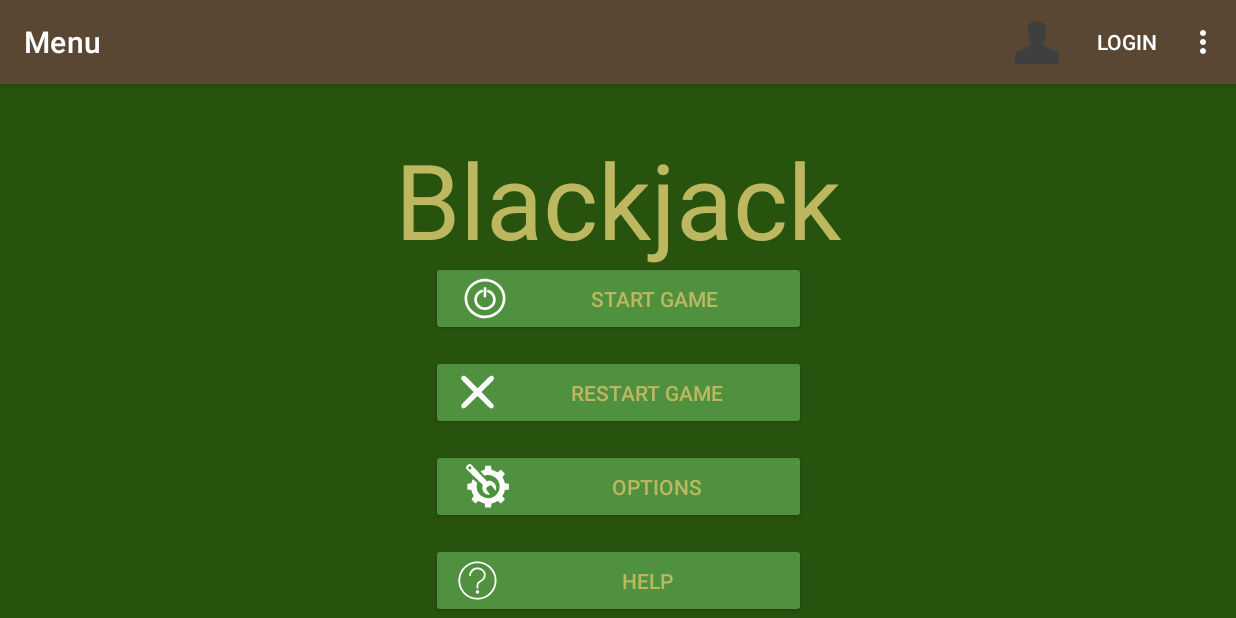
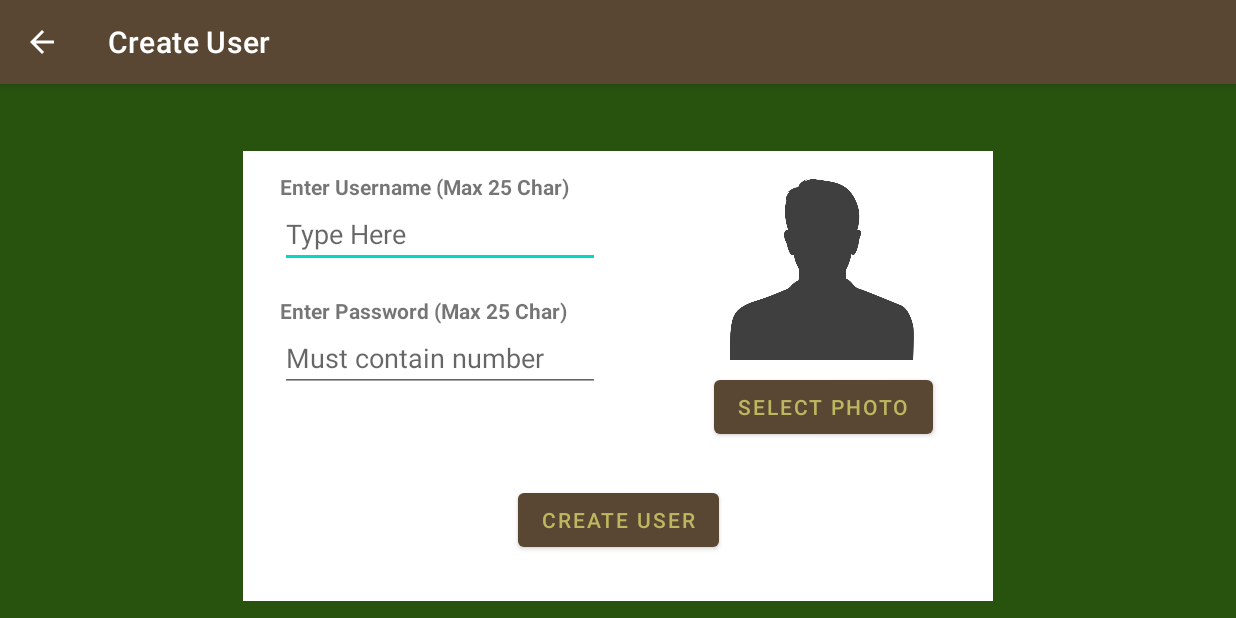
Before and after one commit to mattfung99/app-Blackjack, an Android app: the screen it shows after launch (MainActivity before the commit, CreateUserActivity after it), in the options menu, after a tap on "Create user", on a phone screen of 824 x 412 dp (held sideways). Run offline under Robolectric (Android 15) with nearby library versions, the phone set to English and light mode, and no system bars; Roboto replaces fonts that are not available here.

Commit message:
Implement issue-6-Create-UI-for_Create_User_Screen

```diff
--- a/app/src/main/AndroidManifest.xml
+++ b/app/src/main/AndroidManifest.xml
@@ -23,10 +23,15 @@
         <activity
             android:name=".ui.UserLoginActivity"
             android:label="@string/login_activity_name"
+            android:parentActivityName=".ui.MainActivity"
             android:screenOrientation="landscape"
+            android:theme="@style/Theme.App_blackjack" />
+        <activity
+            android:name=".ui.CreateUserActivity"
+            android:label="@string/create_user_activity_name"
             android:parentActivityName=".ui.MainActivity"
+            android:screenOrientation="landscape"
             android:theme="@style/Theme.App_blackjack" />
-
         <meta-data
             android:name="preloaded_fonts"
             android:resource="@array/preloaded_fonts" />
--- /dev/null
+++ b/app/src/main/java/com/example/app_blackjack/ui/CreateUserActivity.java
@@ -0,0 +1,22 @@
+package com.example.app_blackjack.ui;
+
+import android.content.Context;
+import android.content.Intent;
+import android.os.Bundle;
+import androidx.appcompat.app.AppCompatActivity;
+import com.example.app_blackjack.R;
+import java.util.Objects;
+
+public class CreateUserActivity extends AppCompatActivity {
+
+    @Override
+    protected void onCreate(Bundle savedInstanceState) {
+        super.onCreate(savedInstanceState);
+        setContentView(R.layout.activity_create_user);
+        Objects.requireNonNull(getSupportActionBar()).setDisplayHomeAsUpEnabled(true);
+    }
+
+    public static Intent makeIntent(Context context) {
+        return new Intent(context, CreateUserActivity.class);
+    }
+}
--- a/app/src/main/java/com/example/app_blackjack/ui/MainActivity.java
+++ b/app/src/main/java/com/example/app_blackjack/ui/MainActivity.java
@@ -36,10 +36,10 @@ public class MainActivity extends AppCompatActivity {
                 Intent loginIntent = UserLoginActivity.makeIntent(MainActivity.this);
                 startActivity(loginIntent);
                 break;
-//            case R.id.action_create_user:
-//                Intent createUserIntent = CreateUserActivity.makeIntent(MainActivity.this);
-//                startActivity(createUserIntent);
-//                break;
+            case R.id.action_create_user:
+                Intent createUserIntent = CreateUserActivity.makeIntent(MainActivity.this);
+                startActivity(createUserIntent);
+                break;
         }
         return super.onOptionsItemSelected(item);
     }
--- a/app/src/main/java/com/example/app_blackjack/ui/UserLoginActivity.java
+++ b/app/src/main/java/com/example/app_blackjack/ui/UserLoginActivity.java
@@ -3,6 +3,7 @@ package com.example.app_blackjack.ui;
 import android.content.Context;
 import android.content.Intent;
 import android.os.Bundle;
+import android.widget.TextView;
 import androidx.appcompat.app.AppCompatActivity;
 import com.example.app_blackjack.R;
 import java.util.Objects;
@@ -14,6 +15,24 @@ public class UserLoginActivity extends AppCompatActivity {
         super.onCreate(savedInstanceState);
         setContentView(R.layout.activity_user_login);
         Objects.requireNonNull(getSupportActionBar()).setDisplayHomeAsUpEnabled(true);
+        setupButtons();
+    }
+
+    private void setupButtons() {
+        setupLoginButton();
+        setupCreateAccountButton();
+    }
+
+    private void setupLoginButton() {
+
+    }
+
+    private void setupCreateAccountButton() {
+        TextView textCreateAccount = (TextView) findViewById(R.id.textCreateAccount);
+        textCreateAccount.setOnClickListener(v -> {
+            Intent createUserIntent = CreateUserActivity.makeIntent(UserLoginActivity.this);
+            startActivity(createUserIntent);
+        });
     }
 
     public static Intent makeIntent(Context context) {
--- /dev/null
+++ b/app/src/main/res/layout/activity_create_user.xml
@@ -0,0 +1,144 @@
+<?xml version="1.0" encoding="utf-8"?>
+<androidx.constraintlayout.widget.ConstraintLayout xmlns:android="http://schemas.android.com/apk/res/android"
+    xmlns:app="http://schemas.android.com/apk/res-auto"
+    xmlns:tools="http://schemas.android.com/tools"
+    android:id="@+id/linearLayout"
+    android:layout_width="match_parent"
+    android:layout_height="match_parent"
+    android:background="@drawable/menu_background">
+
+    <androidx.constraintlayout.widget.ConstraintLayout
+        android:id="@+id/layout_account_fields"
+        android:layout_width="500dp"
+        android:layout_height="300dp"
+        android:background="#FFFFFF"
+        app:layout_constraintBottom_toBottomOf="parent"
+        app:layout_constraintEnd_toEndOf="parent"
+        app:layout_constraintStart_toStartOf="parent"
+        app:layout_constraintTop_toTopOf="parent"
+        app:layout_constraintVertical_bias="0.9">
+
+        <TextView
+            android:id="@+id/textEnterUsername"
+            android:layout_width="wrap_content"
+            android:layout_height="wrap_content"
+            android:text="@string/text_enter_username"
+            android:textStyle="bold"
+            app:layout_constraintBottom_toBottomOf="parent"
+            app:layout_constraintEnd_toEndOf="parent"
+            app:layout_constraintHorizontal_bias="0.08"
+            app:layout_constraintStart_toStartOf="parent"
+            app:layout_constraintTop_toTopOf="parent"
+            app:layout_constraintVertical_bias="0.05" />
+
+        <EditText
+            android:id="@+id/editTextUsername"
+            android:layout_width="wrap_content"
+            android:layout_height="wrap_content"
+            android:autofillHints=""
+            android:ems="10"
+            android:hint="@string/hint_username_limit"
+            android:inputType="textPersonName"
+            app:layout_constraintBottom_toBottomOf="parent"
+            app:layout_constraintEnd_toEndOf="parent"
+            app:layout_constraintHorizontal_bias="0.086"
+            app:layout_constraintStart_toStartOf="parent"
+            app:layout_constraintTop_toTopOf="parent"
+            app:layout_constraintVertical_bias="0.129" />
+
+        <TextView
+            android:id="@+id/textUsernameTaken"
+            android:layout_width="wrap_content"
+            android:layout_height="wrap_content"
+            android:textColor="#F44336"
+            android:textStyle="italic"
+            app:layout_constraintBottom_toBottomOf="parent"
+            app:layout_constraintEnd_toEndOf="parent"
+            app:layout_constraintHorizontal_bias="0.05"
+            app:layout_constraintStart_toStartOf="parent"
+            app:layout_constraintTop_toTopOf="parent"
+            app:layout_constraintVertical_bias="0.277" />
+
+        <TextView
+            android:id="@+id/textEnterPassword"
+            android:layout_width="wrap_content"
+            android:layout_height="wrap_content"
+            android:text="@string/text_enter_password"
+            android:textStyle="bold"
+            app:layout_constraintBottom_toBottomOf="parent"
+            app:layout_constraintEnd_toEndOf="parent"
+            app:layout_constraintHorizontal_bias="0.08"
+            app:layout_constraintStart_toStartOf="parent"
+            app:layout_constraintTop_toTopOf="parent"
+            app:layout_constraintVertical_bias="0.345" />
+
+        <EditText
+            android:id="@+id/editTextPassword"
+            android:layout_width="wrap_content"
+            android:layout_height="wrap_content"
+            android:autofillHints=""
+            android:ems="10"
+            android:hint="@string/hint_password_limit"
+            android:inputType="textPassword"
+            app:layout_constraintBottom_toBottomOf="parent"
+            app:layout_constraintEnd_toEndOf="parent"
+            app:layout_constraintHorizontal_bias="0.086"
+            app:layout_constraintStart_toStartOf="parent"
+            app:layout_constraintTop_toTopOf="parent"
+            app:layout_constraintVertical_bias="0.454" />
+
+        <TextView
+            android:id="@+id/textInvalidPassword"
+            android:layout_width="wrap_content"
+            android:layout_height="wrap_content"
+            android:textColor="#F44336"
+            android:textStyle="italic"
+            app:layout_constraintBottom_toBottomOf="parent"
+            app:layout_constraintEnd_toEndOf="parent"
+            app:layout_constraintHorizontal_bias="0.05"
+            app:layout_constraintStart_toStartOf="parent"
+            app:layout_constraintTop_toTopOf="parent"
+            app:layout_constraintVertical_bias="0.572" />
+
+        <Button
+            android:id="@+id/btnCreateUser"
+            android:layout_width="wrap_content"
+            android:layout_height="wrap_content"
+            android:text="@string/btn_create_user"
+            android:textColor="@color/default_text_color"
+            app:layout_constraintBottom_toBottomOf="parent"
+            app:layout_constraintEnd_toEndOf="parent"
+            app:layout_constraintHorizontal_bias="0.5"
+            app:layout_constraintStart_toStartOf="parent"
+            app:layout_constraintTop_toTopOf="parent"
+            app:layout_constraintVertical_bias="0.88" />
+
+        <ImageView
+            android:id="@+id/user_profile_picture"
+            android:layout_width="143dp"
+            android:layout_height="123dp"
+            app:layout_constraintBottom_toBottomOf="parent"
+            app:layout_constraintEnd_toEndOf="parent"
+            app:layout_constraintHorizontal_bias="0.882"
+            app:layout_constraintStart_toStartOf="parent"
+            app:layout_constraintTop_toTopOf="parent"
+            app:layout_constraintVertical_bias="0.09"
+            app:srcCompat="@drawable/default_user"
+            android:contentDescription="@string/todo" />
+
+        <Button
+            android:id="@+id/btnSelectPhoto"
+            android:layout_width="wrap_content"
+            android:layout_height="wrap_content"
+            android:text="@string/btn_select_photo"
+            android:textColor="@color/default_text_color"
+            app:layout_constraintBottom_toBottomOf="parent"
+            app:layout_constraintEnd_toEndOf="parent"
+            app:layout_constraintHorizontal_bias="0.887"
+            app:layout_constraintStart_toStartOf="parent"
+            app:layout_constraintTop_toTopOf="parent"
+            app:layout_constraintVertical_bias="0.583" />
+
+    </androidx.constraintlayout.widget.ConstraintLayout>
+
+</androidx.constraintlayout.widget.ConstraintLayout>
--- a/app/src/main/res/layout/activity_user_login.xml
+++ b/app/src/main/res/layout/activity_user_login.xml
@@ -74,7 +74,7 @@
             app:layout_constraintVertical_bias="0.55" />
 
         <Button
-            android:id="@+id/btnLogin"
+            android:id="@+id/btnCreateUser"
             android:layout_width="wrap_content"
             android:layout_height="wrap_content"
             android:text="@string/btn_login"
@@ -89,7 +89,7 @@
             android:id="@+id/textCreateAccount"
             android:layout_width="wrap_content"
             android:layout_height="wrap_content"
-            android:text="@string/text_create_account"
+            android:text="@string/text_create_user"
             android:textColor="@color/purple_700"
             android:textStyle="bold"
             app:layout_constraintBottom_toBottomOf="parent"
--- a/app/src/main/res/values/strings.xml
+++ b/app/src/main/res/values/strings.xml
@@ -25,5 +25,19 @@
     <string name="hint_username">Username</string>
     <string name="hint_password">Password</string>
     <string name="btn_login">Login</string>
-    <string name="text_create_account">Create Account</string>
+    <string name="text_create_user">Create User</string>
+
+    <!-- CreateUserActivity   -->
+    <string name="create_user_activity_name">Create User</string>
+    <string name="text_enter_username">Enter Username (Max 25 Char)</string>
+    <string name="hint_username_limit">Type Here</string>
+    <string name="text_enter_password">Enter Password (Max 25 Char)</string>
+    <string name="hint_password_limit">Must contain number</string>
+    <string name="btn_create_user">Create User</string>
+    <string name="btn_select_photo">Select Photo</string>
+
+    <!--
+        ImageView contentDescription
+    -->
+    <string name="todo">TODO</string>
 </resources>
```
